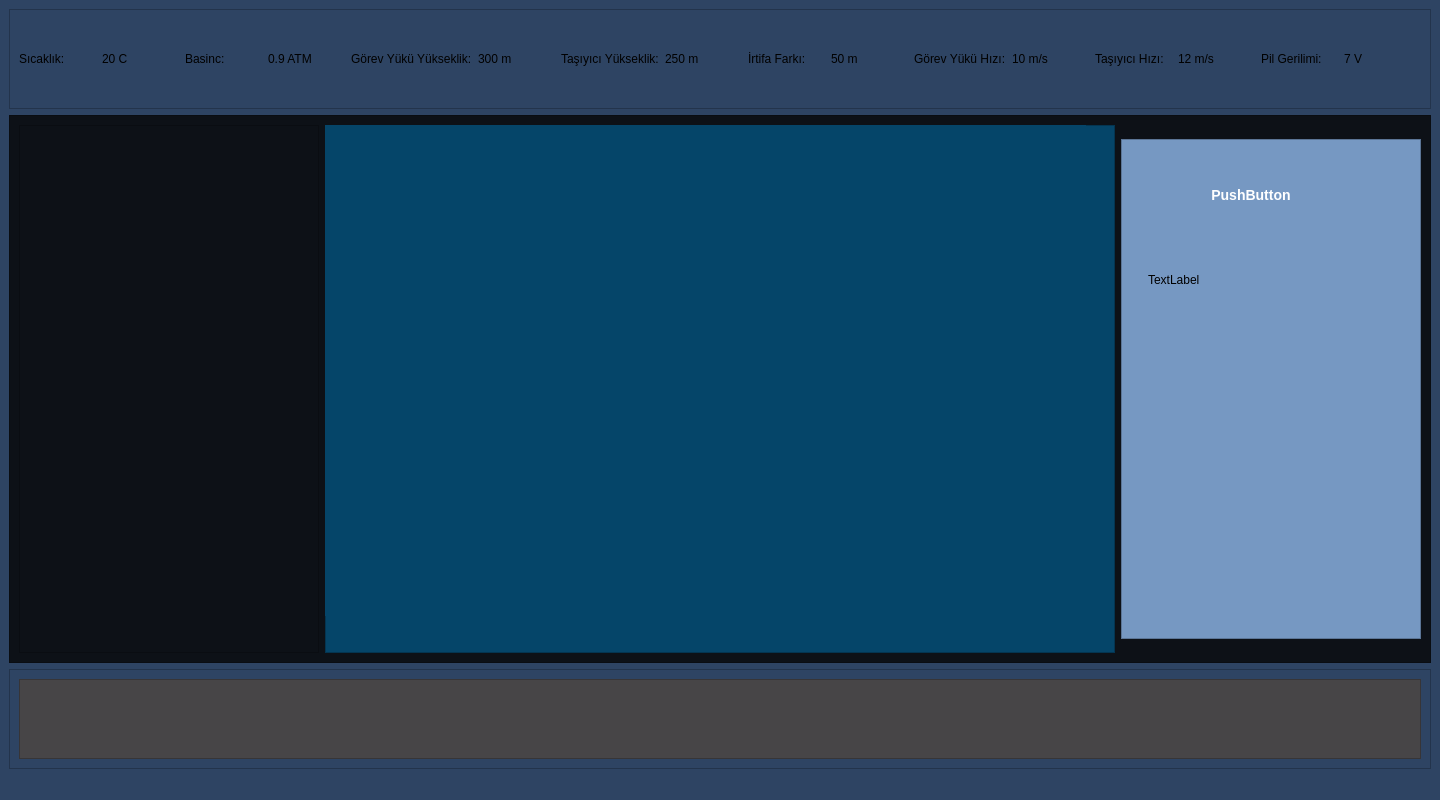
First picture: the form in Windows/MainWindow_UI.ui, repository M-Eness/TALIA_STATION, before the edit.
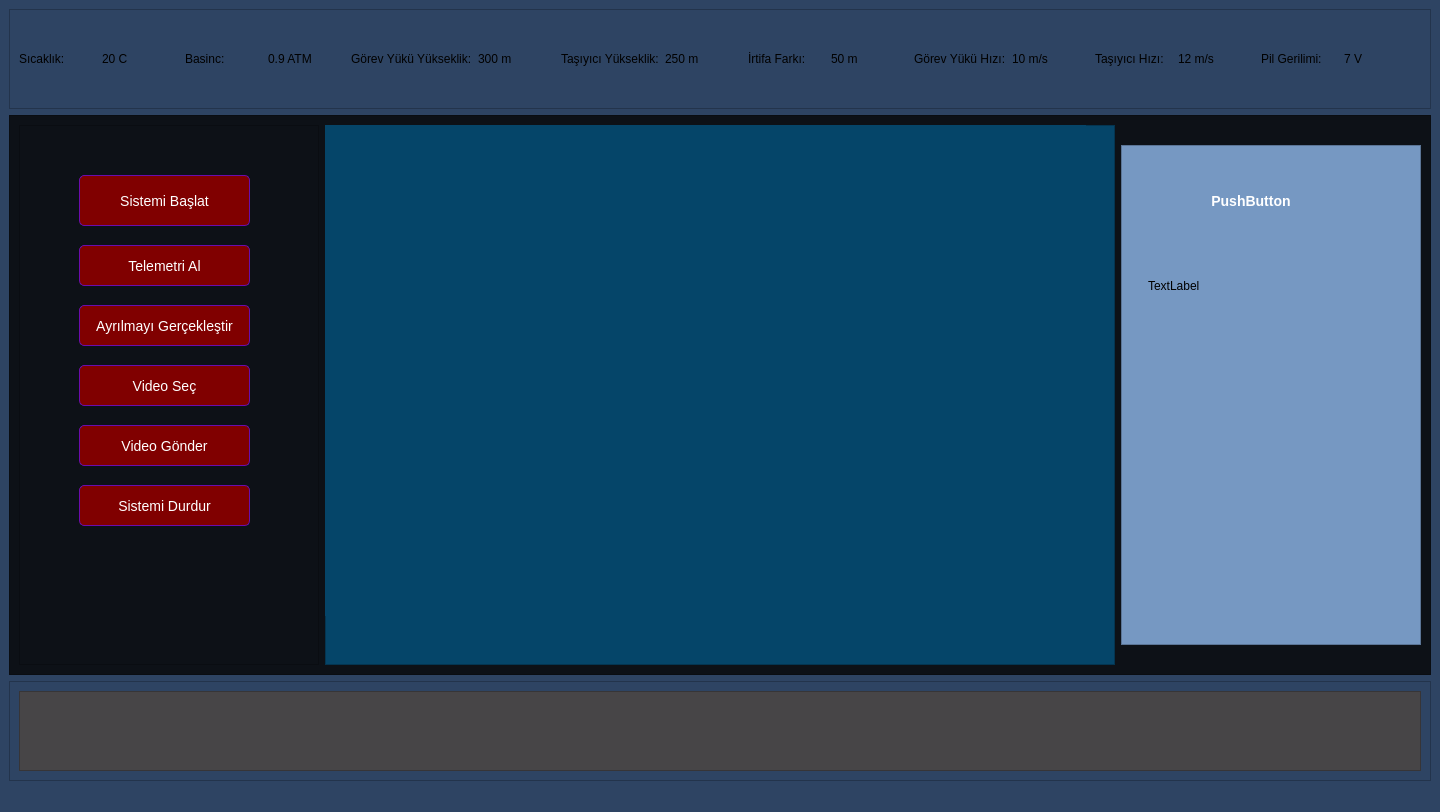
Second picture: the form after the edit.

```diff
--- a/Windows/MainWindow_UI.ui
+++ b/Windows/MainWindow_UI.ui
@@ -7,7 +7,7 @@
     <x>0</x>
     <y>0</y>
     <width>1440</width>
-    <height>800</height>
+    <height>812</height>
    </rect>
   </property>
   <property name="minimumSize">
@@ -309,6 +309,274 @@
          <property name="frameShadow">
           <enum>QFrame::Shadow::Raised</enum>
          </property>
+         <widget class="QWidget" name="arasWidget" native="true">
+          <property name="geometry">
+           <rect>
+            <x>40</x>
+            <y>410</y>
+            <width>201</width>
+            <height>101</height>
+           </rect>
+          </property>
+         </widget>
+         <widget class="QPushButton" name="sistemBaslatButton">
+          <property name="geometry">
+           <rect>
+            <x>60</x>
+            <y>50</y>
+            <width>171</width>
+            <height>51</height>
+           </rect>
+          </property>
+          <property name="styleSheet">
+           <string notr="true">QPushButton {
+    background-color: #800000; /* DarkRed (derin, kapalı bordo) */
+    border: 1px solid #6A0DAD; /* DarkOrchid (hafif mor alt tonlu kapalı bordo çerçeve) */
+    padding: 8px 16px;
+    border-radius: 5px;
+    font-size: 14px;
+    color: white;
+}
+
+QPushButton:hover {
+    background-color: #6A0DAD; /* Üzerine gelince biraz daha morumsu kapalı bordo */
+    border: 1px solid #800000;
+    color: white;
+}
+
+QPushButton:pressed {
+    background-color: #A52A2A; /* Brown (kızıl kahvemsi kapalı bordo) */
+    border: 1px solid #8B0000; /* Daha derin bordo çerçeve */
+    padding-left: 10px;
+    padding-top: 10px;
+    color: white;
+}
+
+QPushButton:disabled {
+    background-color: #A0522D; /* Sienna (soluk, toprak tonlu bordo) */
+    border: 1px solid #800000;
+    color: #CD853F; /* Peru */
+}</string>
+          </property>
+          <property name="text">
+           <string>Sistemi Başlat</string>
+          </property>
+         </widget>
+         <widget class="QPushButton" name="telemetriAlButton">
+          <property name="geometry">
+           <rect>
+            <x>60</x>
+            <y>120</y>
+            <width>171</width>
+            <height>41</height>
+           </rect>
+          </property>
+          <property name="styleSheet">
+           <string notr="true">QPushButton {
+    background-color: #800000; /* DarkRed (derin, kapalı bordo) */
+    border: 1px solid #6A0DAD; /* DarkOrchid (hafif mor alt tonlu kapalı bordo çerçeve) */
+    padding: 8px 16px;
+    border-radius: 5px;
+    font-size: 14px;
+    color: white;
+}
+
+QPushButton:hover {
+    background-color: #6A0DAD; /* Üzerine gelince biraz daha morumsu kapalı bordo */
+    border: 1px solid #800000;
+    color: white;
+}
+
+QPushButton:pressed {
+    background-color: #A52A2A; /* Brown (kızıl kahvemsi kapalı bordo) */
+    border: 1px solid #8B0000; /* Daha derin bordo çerçeve */
+    padding-left: 10px;
+    padding-top: 10px;
+    color: white;
+}
+
+QPushButton:disabled {
+    background-color: #A0522D; /* Sienna (soluk, toprak tonlu bordo) */
+    border: 1px solid #800000;
+    color: #CD853F; /* Peru */
+}</string>
+          </property>
+          <property name="text">
+           <string>Telemetri Al</string>
+          </property>
+         </widget>
+         <widget class="QPushButton" name="ayrilmaGerceklestirButton">
+          <property name="geometry">
+           <rect>
+            <x>60</x>
+            <y>180</y>
+            <width>171</width>
+            <height>41</height>
+           </rect>
+          </property>
+          <property name="styleSheet">
+           <string notr="true">QPushButton {
+    background-color: #800000; /* DarkRed (derin, kapalı bordo) */
+    border: 1px solid #6A0DAD; /* DarkOrchid (hafif mor alt tonlu kapalı bordo çerçeve) */
+    padding: 8px 16px;
+    border-radius: 5px;
+    font-size: 14px;
+    color: white;
+}
+
+QPushButton:hover {
+    background-color: #6A0DAD; /* Üzerine gelince biraz daha morumsu kapalı bordo */
+    border: 1px solid #800000;
+    color: white;
+}
+
+QPushButton:pressed {
+    background-color: #A52A2A; /* Brown (kızıl kahvemsi kapalı bordo) */
+    border: 1px solid #8B0000; /* Daha derin bordo çerçeve */
+    padding-left: 10px;
+    padding-top: 10px;
+    color: white;
+}
+
+QPushButton:disabled {
+    background-color: #A0522D; /* Sienna (soluk, toprak tonlu bordo) */
+    border: 1px solid #800000;
+    color: #CD853F; /* Peru */
+}</string>
+          </property>
+          <property name="text">
+           <string>Ayrılmayı Gerçekleştir</string>
+          </property>
+         </widget>
+         <widget class="QPushButton" name="videoSecButton">
+          <property name="geometry">
+           <rect>
+            <x>60</x>
+            <y>240</y>
+            <width>171</width>
+            <height>41</height>
+           </rect>
+          </property>
+          <property name="styleSheet">
+           <string notr="true">QPushButton {
+    background-color: #800000; /* DarkRed (derin, kapalı bordo) */
+    border: 1px solid #6A0DAD; /* DarkOrchid (hafif mor alt tonlu kapalı bordo çerçeve) */
+    padding: 8px 16px;
+    border-radius: 5px;
+    font-size: 14px;
+    color: white;
+}
+
+QPushButton:hover {
+    background-color: #6A0DAD; /* Üzerine gelince biraz daha morumsu kapalı bordo */
+    border: 1px solid #800000;
+    color: white;
+}
+
+QPushButton:pressed {
+    background-color: #A52A2A; /* Brown (kızıl kahvemsi kapalı bordo) */
+    border: 1px solid #8B0000; /* Daha derin bordo çerçeve */
+    padding-left: 10px;
+    padding-top: 10px;
+    color: white;
+}
+
+QPushButton:disabled {
+    background-color: #A0522D; /* Sienna (soluk, toprak tonlu bordo) */
+    border: 1px solid #800000;
+    color: #CD853F; /* Peru */
+}</string>
+          </property>
+          <property name="text">
+           <string>Video Seç</string>
+          </property>
+         </widget>
+         <widget class="QPushButton" name="videoGonderButton">
+          <property name="geometry">
+           <rect>
+            <x>60</x>
+            <y>300</y>
+            <width>171</width>
+            <height>41</height>
+           </rect>
+          </property>
+          <property name="styleSheet">
+           <string notr="true">QPushButton {
+    background-color: #800000; /* DarkRed (derin, kapalı bordo) */
+    border: 1px solid #6A0DAD; /* DarkOrchid (hafif mor alt tonlu kapalı bordo çerçeve) */
+    padding: 8px 16px;
+    border-radius: 5px;
+    font-size: 14px;
+    color: white;
+}
+
+QPushButton:hover {
+    background-color: #6A0DAD; /* Üzerine gelince biraz daha morumsu kapalı bordo */
+    border: 1px solid #800000;
+    color: white;
+}
+
+QPushButton:pressed {
+    background-color: #A52A2A; /* Brown (kızıl kahvemsi kapalı bordo) */
+    border: 1px solid #8B0000; /* Daha derin bordo çerçeve */
+    padding-left: 10px;
+    padding-top: 10px;
+    color: white;
+}
+
+QPushButton:disabled {
+    background-color: #A0522D; /* Sienna (soluk, toprak tonlu bordo) */
+    border: 1px solid #800000;
+    color: #CD853F; /* Peru */
+}</string>
+          </property>
+          <property name="text">
+           <string>Video Gönder</string>
+          </property>
+         </widget>
+         <widget class="QPushButton" name="sistemDurdurButton">
+          <property name="geometry">
+           <rect>
+            <x>60</x>
+            <y>360</y>
+            <width>171</width>
+            <height>41</height>
+           </rect>
+          </property>
+          <property name="styleSheet">
+           <string notr="true">QPushButton {
+    background-color: #800000; /* DarkRed (derin, kapalı bordo) */
+    border: 1px solid #6A0DAD; /* DarkOrchid (hafif mor alt tonlu kapalı bordo çerçeve) */
+    padding: 8px 16px;
+    border-radius: 5px;
+    font-size: 14px;
+    color: white;
+}
+
+QPushButton:hover {
+    background-color: #6A0DAD; /* Üzerine gelince biraz daha morumsu kapalı bordo */
+    border: 1px solid #800000;
+    color: white;
+}
+
+QPushButton:pressed {
+    background-color: #A52A2A; /* Brown (kızıl kahvemsi kapalı bordo) */
+    border: 1px solid #8B0000; /* Daha derin bordo çerçeve */
+    padding-left: 10px;
+    padding-top: 10px;
+    color: white;
+}
+
+QPushButton:disabled {
+    background-color: #A0522D; /* Sienna (soluk, toprak tonlu bordo) */
+    border: 1px solid #800000;
+    color: #CD853F; /* Peru */
+}</string>
+          </property>
+          <property name="text">
+           <string>Sistemi Durdur</string>
+          </property>
+         </widget>
         </widget>
        </item>
        <item>
```
